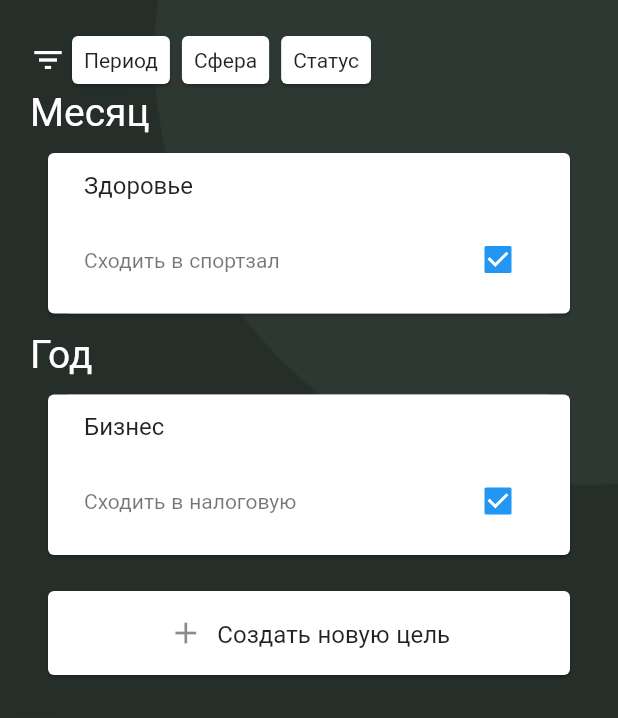
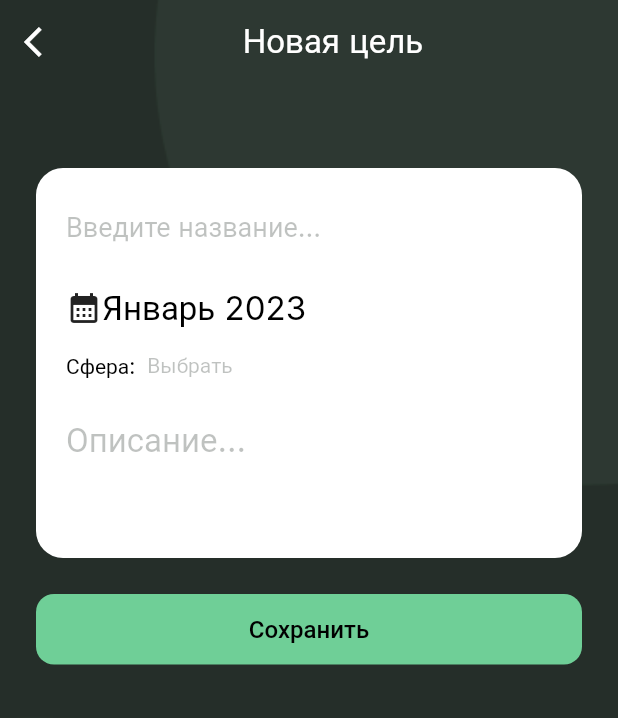
Before and after one commit to artemka-web3/IamAppV2, a Flutter app: the Goals widget shown alone on an empty page, opened directly, after a tap on "Создать новую цель", on a phone screen of 412 x 824 dp. Shown: the top 718 px of the screen. Run offline on Flutter 3.47's test engine with Material 2 defaults, Android fonts, the phone set to English and light mode, and no system bars; our stand-ins replace firebase_core, google_fonts; accounts and stored records are empty; project files that could hold a hidden picture were left out.

Commit message:
Page NewGoals
-Добавлена страница к кнопке "Создать новую цель" - NewGoal

```diff
--- a/lib/main.dart
+++ b/lib/main.dart
@@ -1,11 +1,10 @@
 import 'package:flutter/material.dart';
 import 'package:i_am_app/classes/page_index.dart';
 import 'package:i_am_app/pages/auth/sign_up.dart';
-import 'package:i_am_app/pages/earning_spending/free_table.dart';
 import 'package:i_am_app/pages/settings.dart';
 import 'package:provider/provider.dart';
 import 'pages/home.dart';
-import 'pages/goals.dart';
+import 'pages/goals/goals.dart';
 import 'pages/diary.dart';
 import 'pages/index_of_life.dart';
 import 'pages/helpful_info.dart';
--- a/lib/pages/auth/password_recovery.dart
+++ b/lib/pages/auth/password_recovery.dart
@@ -1,5 +1,4 @@
 import 'package:flutter/material.dart';
-import 'package:i_am_app/main.dart';
 import 'package:i_am_app/pages/auth/sign_in.dart';
 
 class PasswordRecovery extends StatefulWidget {
@@ -13,6 +12,7 @@
   @override
   Widget build(BuildContext context) {
     return Scaffold(
+      extendBodyBehindAppBar: true,
       body: Container(
         padding: const EdgeInsets.symmetric(horizontal: 23.0),
         decoration: const BoxDecoration(
--- a/lib/pages/auth/sign_up.dart
+++ b/lib/pages/auth/sign_up.dart
@@ -1,5 +1,4 @@
 import 'package:flutter/material.dart';
-import 'package:i_am_app/main.dart';
 import 'package:i_am_app/pages/auth/sign_in.dart';
 
 class SignUp extends StatefulWidget {
--- a/lib/pages/earning_spending/earnings_n_spendings.dart
+++ b/lib/pages/earning_spending/earnings_n_spendings.dart
@@ -1,9 +1,6 @@
 import 'package:flutter/material.dart';
-import 'package:i_am_app/classes/page_index.dart';
 import 'package:i_am_app/pages/earning_spending/free_table.dart';
 import 'package:i_am_app/pages/earning_spending/plan.dart';
-import 'package:provider/provider.dart';
-import '../planning.dart';
 
 class Earnings_N_Spendings extends StatefulWidget {
   const Earnings_N_Spendings({super.key});
--- a/lib/pages/earning_spending/free_table.dart
+++ b/lib/pages/earning_spending/free_table.dart
@@ -1,6 +1,5 @@
 import 'package:flutter/material.dart';
 import 'package:flutter/src/widgets/framework.dart';
-import 'package:flutter/src/widgets/placeholder.dart';
 
 class FreeTable extends StatefulWidget {
   const FreeTable({super.key});
--- a/lib/pages/earning_spending/plan.dart
+++ b/lib/pages/earning_spending/plan.dart
@@ -1,8 +1,5 @@
-import 'dart:ffi';
-
 import 'package:flutter/material.dart';
 import 'package:flutter/src/widgets/framework.dart';
-import 'package:flutter/src/widgets/placeholder.dart';
 
 class Plan extends StatefulWidget {
   const Plan({super.key});
--- a/lib/pages/goals.dart
+++ b/lib/pages/goals/goals.dart
@@ -1,4 +1,5 @@
 import 'package:flutter/material.dart';
+import 'package:i_am_app/pages/goals/new_goal.dart';
 
 class Goals extends StatelessWidget {
   const Goals({super.key});
@@ -19,20 +20,25 @@
               child: ListView(children: [
                 Row(
                   children: [
-                    Icon(Icons.filter_list_outlined, color: Colors.white,),
-                    Card(child: Padding(
+                    Icon(
+                      Icons.filter_list_outlined,
+                      color: Colors.white,
+                    ),
+                    Card(
+                        child: Padding(
                       padding: const EdgeInsets.all(8.0),
                       child: Text('Период'),
                     )),
-                    Card(child: Padding(
+                    Card(
+                        child: Padding(
                       padding: const EdgeInsets.all(8.0),
                       child: Text('Сфера'),
                     )),
-                    Card(child: Padding(
+                    Card(
+                        child: Padding(
                       padding: const EdgeInsets.all(8.0),
                       child: Text('Статус'),
                     )),
-
                   ],
                 ),
                 Text('Месяц',
@@ -53,7 +59,8 @@
                           subtitle: Padding(
                             padding: const EdgeInsets.all(8.0),
                             child: Row(
-                                mainAxisAlignment: MainAxisAlignment.spaceBetween,
+                                mainAxisAlignment:
+                                    MainAxisAlignment.spaceBetween,
                                 children: [
                                   Text('Сходить в спортзал'),
                                   Checkbox(value: true, onChanged: (v) {})
@@ -80,7 +87,8 @@
                           subtitle: Padding(
                             padding: const EdgeInsets.all(8.0),
                             child: Row(
-                                mainAxisAlignment: MainAxisAlignment.spaceBetween,
+                                mainAxisAlignment:
+                                    MainAxisAlignment.spaceBetween,
                                 children: [
                                   Text('Сходить в налоговую'),
                                   Checkbox(value: true, onChanged: (v) {})
@@ -103,7 +111,13 @@
                         ],
                       ),
                       tileColor: Colors.white,
-                          onTap: () {})),
+                      onTap: () => Navigator.of(context).push(
+                        MaterialPageRoute(
+                          builder: (context) => const NewGoal(),
+                        ),
+                      ),
+                    ),
+                  ),
                 )
               ]),
             ),
--- /dev/null
+++ b/lib/pages/goals/new_goal.dart
@@ -0,0 +1,154 @@
+import 'package:flutter/material.dart';
+
+class NewGoal extends StatefulWidget {
+  const NewGoal({super.key});
+
+  @override
+  State<NewGoal> createState() => _NewGoalState();
+}
+
+class _NewGoalState extends State<NewGoal> {
+  @override
+  Widget build(BuildContext context) {
+    return Scaffold(
+      extendBodyBehindAppBar: true,
+      appBar: AppBar(
+        elevation: 0,
+        backgroundColor: Colors.transparent,
+        actions: [
+          SizedBox(
+            width: 24.0,
+          )
+        ],
+        title: const Center(
+          child: Text(
+            "Новая цель",
+            style: TextStyle(
+                color: Colors.white, fontSize: 22, fontWeight: FontWeight.w400),
+          ),
+        ),
+        leading: IconButton(
+            onPressed: () => Navigator.of(context).pop(),
+            icon: const Icon(Icons.arrow_back_ios)),
+      ),
+      body: Container(
+        padding: const EdgeInsets.symmetric(horizontal: 24.0),
+        decoration: const BoxDecoration(
+          image: DecorationImage(
+              image: AssetImage("assets/images/background.png"),
+              fit: BoxFit.cover),
+        ),
+        child: Column(
+          children: [
+            SizedBox(
+              height: 2 * AppBar().preferredSize.height,
+            ),
+            Container(
+              padding: EdgeInsets.symmetric(horizontal: 20, vertical: 16),
+              width: double.maxFinite,
+              decoration: const BoxDecoration(
+                  color: Colors.white,
+                  borderRadius: BorderRadius.all(Radius.circular(18.0))),
+              child: Column(
+                children: [
+                  TextFormField(
+                    decoration: const InputDecoration(
+                      border: InputBorder.none,
+                      hintText: "Введите название...",
+                      hintStyle: TextStyle(
+                        fontSize: 18,
+                        color: Color.fromARGB(75, 37, 46, 41),
+                      ),
+                    ),
+                  ),
+                  const SizedBox(
+                    height: 16.0,
+                  ),
+                  const Row(
+                    children: [
+                      Icon(Icons.calendar_month),
+                      Text(
+                        "Январь 2023",
+                        style: TextStyle(fontSize: 22, color: Colors.black),
+                      ),
+                    ],
+                  ),
+                  const SizedBox(
+                    height: 16.0,
+                  ),
+                  const Row(
+                    children: [
+                      Text(
+                        "Сфера:",
+                        style: TextStyle(
+                          fontSize: 14,
+                          color: Colors.black,
+                        ),
+                      ),
+                      SizedBox(
+                        width: 8.0,
+                      ),
+                      Text(
+                        "Выбрать",
+                        style: TextStyle(
+                          fontSize: 14,
+                          color: Color.fromARGB(75, 37, 46, 41),
+                        ),
+                      ),
+                    ],
+                  ),
+                  const SizedBox(
+                    height: 16,
+                  ),
+                  SizedBox(
+                    height: 24 + 64,
+                    child: TextFormField(
+                      maxLines: null,
+                      decoration: const InputDecoration(
+                        border: InputBorder.none,
+                        hintText: "Описание...",
+                        hintStyle: TextStyle(
+                          fontSize: 22,
+                          color: Color.fromARGB(75, 37, 46, 41),
+                        ),
+                      ),
+                    ),
+                  ),
+                ],
+              ),
+            ),
+            const SizedBox(
+              height: 24,
+            ),
+            GestureDetector(
+              child: Container(
+                padding: const EdgeInsets.symmetric(vertical: 14.0),
+                decoration: const BoxDecoration(
+                  color: Color.fromARGB(
+                    255,
+                    111,
+                    207,
+                    151,
+                  ),
+                  borderRadius: BorderRadius.all(
+                    Radius.circular(12.0),
+                  ),
+                ),
+                child: const Center(
+                  child: Text(
+                    "Сохранить",
+                    style: TextStyle(
+                      color: Colors.black,
+                      fontWeight: FontWeight.w500,
+                      fontSize: 16,
+                    ),
+                  ),
+                ),
+              ),
+            ),
+          ],
+        ),
+      ),
+    );
+  }
+}
```
Lines whose indentation alone changed are shown as unchanged.
